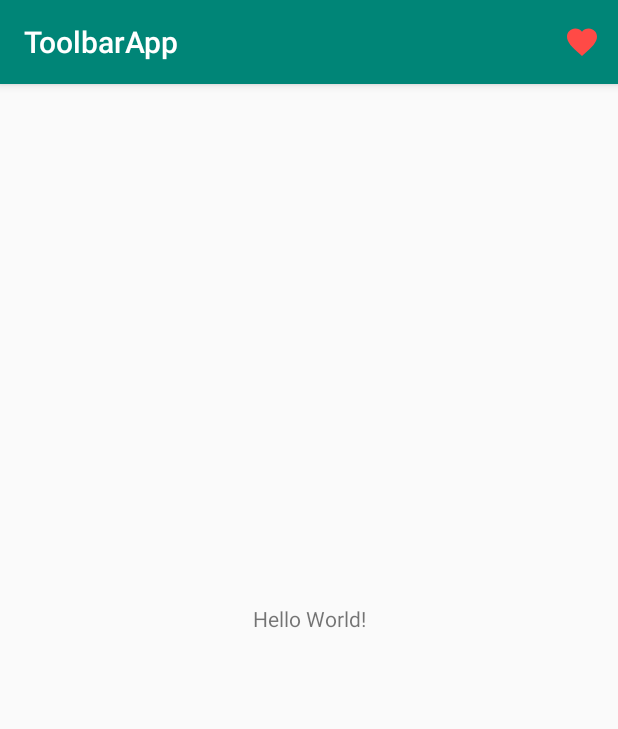
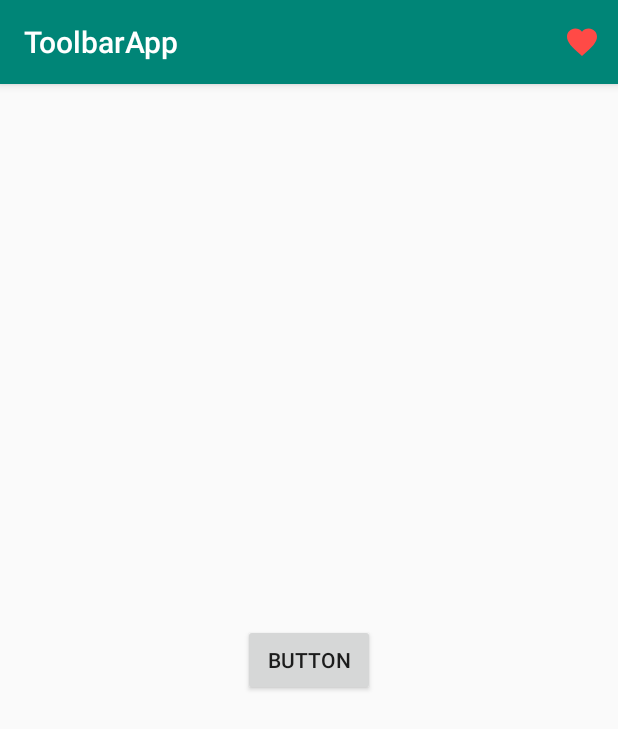
Before and after one commit to Juxn89/Kotlin_Toolbar, an Android app: the screen it shows after launch (MainActivity), on a phone screen of 412 x 824 dp. Shown: the top 729 px of the screen. Run offline under Robolectric (Android 15) with nearby library versions, the phone set to English and light mode, and no system bars.

```diff
--- a/app/src/main/res/layout/activity_main.xml
+++ b/app/src/main/res/layout/activity_main.xml
@@ -16,13 +16,14 @@
         app:popupTheme="@style/ThemeOverlay.AppCompat.Light"
         app:titleTextColor="@android:color/white" />
 
-    <TextView
+    <Button
+        android:id="@+id/bIr"
         android:layout_width="wrap_content"
         android:layout_height="wrap_content"
-        android:text="Hello World!"
+        android:text="Button"
         app:layout_constraintBottom_toBottomOf="parent"
-        app:layout_constraintLeft_toLeftOf="parent"
-        app:layout_constraintRight_toRightOf="parent"
-        app:layout_constraintTop_toTopOf="parent" />
+        app:layout_constraintEnd_toEndOf="parent"
+        app:layout_constraintStart_toStartOf="parent"
+        app:layout_constraintTop_toBottomOf="@+id/toolbar" />
 
 </androidx.constraintlayout.widget.ConstraintLayout>
```
Also changed, not shown: app/src/main/java/com/example/toolbarapp/PantallaSecundaria.kt (+17 -0 lines), app/src/main/res/layout/activity_pantalla_secundaria.xml (+10 -0 lines), app/src/main/res/menu/menu_secundario.xml (+6 -1 lines).
